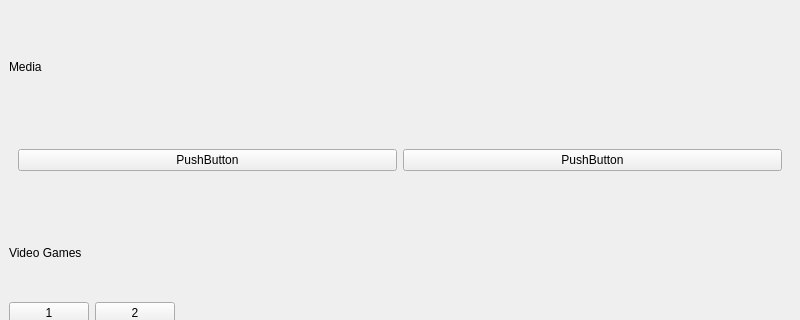
The window that mainwindow.ui (simeoncapy/muub) describes before a commit, drawn with Qt 5; both pictures show x 0 to 800 and y 137 to 457 of the 800 by 600 pixel window.
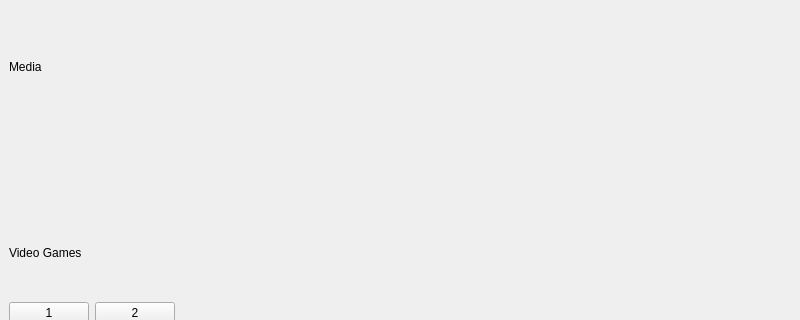
The same window after the commit.

Commit message: Margin and padding of ScrollArea

What changed in the file:
```diff
--- a/mainwindow.ui
+++ b/mainwindow.ui
@@ -96,20 +96,21 @@
         </rect>
        </property>
        <layout class="QHBoxLayout" name="horizontalLayout_3">
-        <item>
-         <widget class="QPushButton" name="pushButton_5">
-          <property name="text">
-           <string>PushButton</string>
-          </property>
-         </widget>
-        </item>
-        <item>
-         <widget class="QPushButton" name="pushButton_6">
-          <property name="text">
-           <string>PushButton</string>
-          </property>
-         </widget>
-        </item>
+        <property name="spacing">
+         <number>7</number>
+        </property>
+        <property name="leftMargin">
+         <number>11</number>
+        </property>
+        <property name="topMargin">
+         <number>0</number>
+        </property>
+        <property name="rightMargin">
+         <number>11</number>
+        </property>
+        <property name="bottomMargin">
+         <number>0</number>
+        </property>
        </layout>
       </widget>
      </widget>
```
The commit also changes 8 other files.
